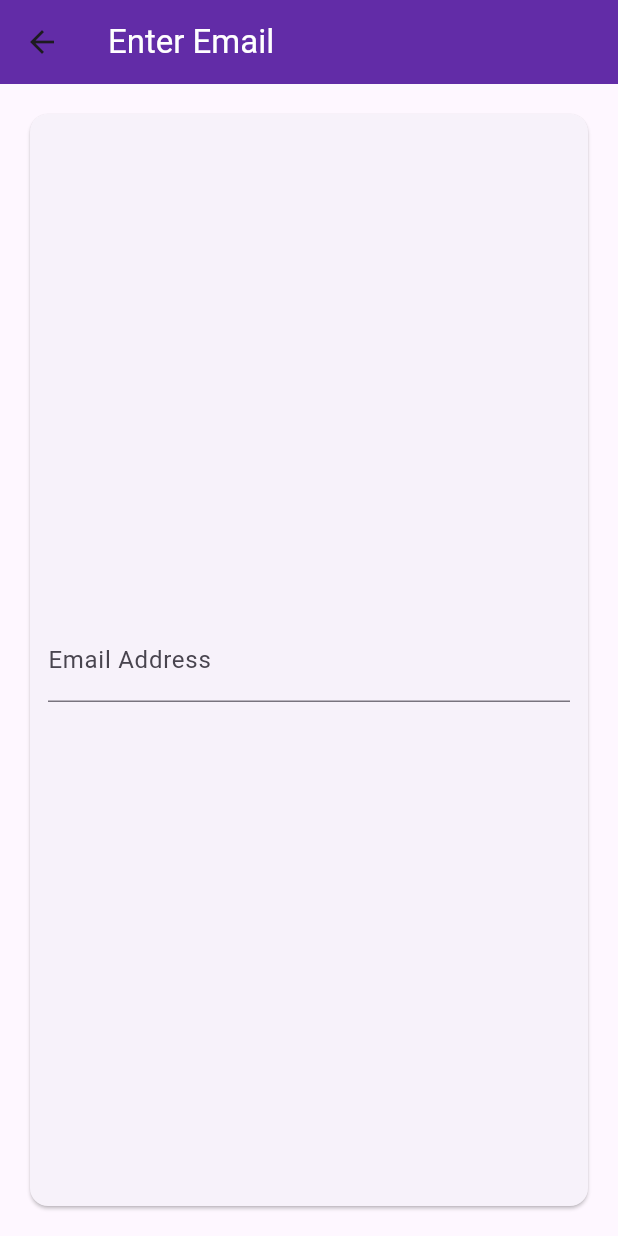
After one commit to mhbabu/todo_provider_app, a Flutter app: the EmailScreen screen opened directly, on a phone screen of 412 x 824 dp. The commit adds this screen. Run offline on Flutter 3.47's test engine with Material 3 defaults, Android fonts, the phone set to English and light mode, and no system bars; missing offline and left inert: msh_checkbox.

Commit message:
Todo UI design changed and modification && formScreen added for text related field

```diff
--- /dev/null
+++ b/lib/email_screen.dart
@@ -0,0 +1,36 @@
+import 'package:flutter/material.dart';
+
+class EmailScreen extends StatelessWidget {
+  const EmailScreen({super.key});
+
+  @override
+  Widget build(BuildContext context) {
+    return Scaffold(
+      appBar: AppBar(
+        title: const Text('Enter Email', style: TextStyle(color: Colors.white),),
+        backgroundColor: const Color(0xff622CA7),
+      ),
+      body: Padding(
+        padding: const EdgeInsets.all(16.0),
+        child: Card(
+          child: Padding(
+            padding: const EdgeInsets.all(12.0),
+            child: Column(
+              mainAxisAlignment: MainAxisAlignment.center,
+              children: const [
+                TextField(
+                  keyboardType: TextInputType.emailAddress,
+                  decoration: InputDecoration(
+                    labelText: 'Email Address',
+                    hintText: 'Enter your email address',
+                    // border: OutlineInputBorder(),
+                  ),
+                ),
+              ],
+            ),
+          ),
+        ),
+      ),
+    );
+  }
+}
```
Also changed, not shown: lib/home_screen.dart (+64 -55 lines).
